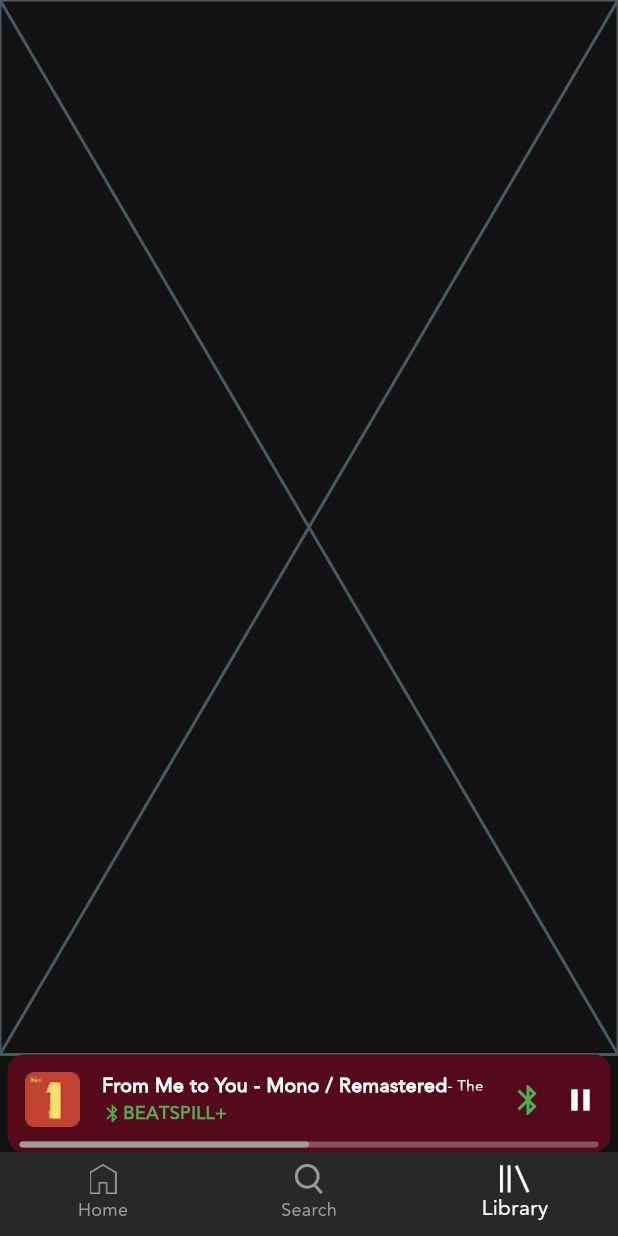
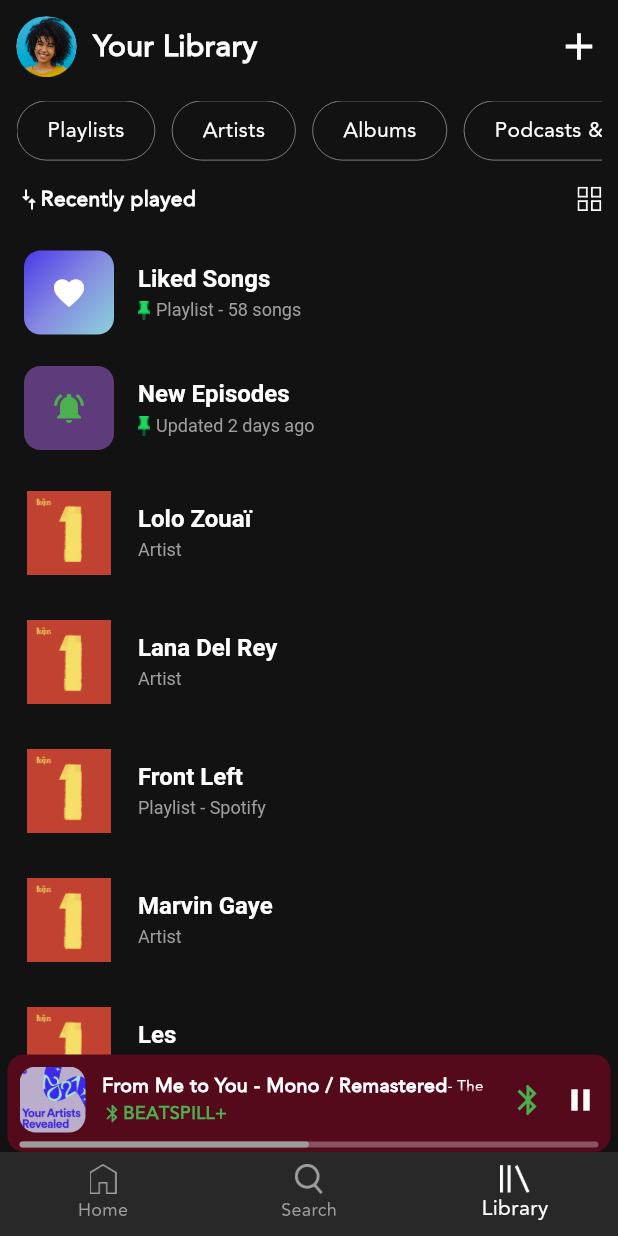
Before and after one commit to ahmed04raxa/spotify, a Flutter app: the screen it shows after launch, item 3 of the bottom bar chosen, on a phone screen of 412 x 824 dp. Run offline on Flutter 3.47's test engine with Material 3 defaults, Android fonts, the phone set to English and light mode, and no system bars; our stand-ins replace flutter_svg, palette_generator.

Commit message:
Library Screen

```diff
--- /dev/null
+++ b/lib/ui/custom_widgets/my_library_liked_widget.dart
@@ -0,0 +1,62 @@
+import 'package:flutter/material.dart';
+import 'package:spotifyuiclone/domain/ui_helper.dart';
+
+class MyLibraryLikedWidget extends StatelessWidget {
+  bool isLeadingGradient;
+  List<Color>? mGradientColors;
+  Color? solidColor;
+  IconData mLeadingIcon;
+  Color mLeadingIconColor;
+  String mTitle;
+  String mSubTitle;
+
+  MyLibraryLikedWidget({
+    this.mLeadingIconColor = Colors.white,
+    this.mLeadingIcon = Icons.favorite,
+    this.solidColor,
+    this.isLeadingGradient = false,
+    this.mGradientColors,
+    required this.mTitle,
+    required this.mSubTitle,
+  });
+
+  @override
+  Widget build(BuildContext context) {
+    return ListTile(
+      leading: Container(
+        width: 60,
+        height: 60,
+        decoration: BoxDecoration(
+          borderRadius: BorderRadius.circular(11),
+          gradient: isLeadingGradient
+              ? LinearGradient(
+                  colors:
+                      mGradientColors ??
+                      [Color(0XFF4A39EA), Color(0XFF868AE1), Color(0XFF89D4DB)],
+                  begin: Alignment.topLeft,
+                  end: Alignment.bottomRight,
+                )
+              : null,
+          color: solidColor ?? Color(0XFF5E3B7A),
+        ),
+        child: Icon(mLeadingIcon, color: mLeadingIconColor),
+      ),
+      title: Text(mTitle),
+      titleTextStyle: TextStyle(
+        color: Colors.white,
+        fontSize: 16,
+        fontWeight: FontWeight.bold,
+      ),
+      subtitleTextStyle: TextStyle(color: Colors.grey,fontSize: 12),
+      subtitle: Row(
+        children: [
+          Image.asset("assets/images/pin.png"),
+          mSpacer(
+            mWidth: 4
+          ),
+          Text(mSubTitle)
+        ],
+      ) ,
+    );
+  }
+}
--- /dev/null
+++ b/lib/ui/custom_widgets/type_chipwidget.dart
@@ -0,0 +1,25 @@
+import 'package:flutter/material.dart';
+
+class TypeChipWidget extends StatelessWidget {
+  String typeName;
+
+  TypeChipWidget({super.key, required this.typeName});
+
+  @override
+  Widget build(BuildContext context) {
+    return Container(
+      margin: EdgeInsets.only(right: 11),
+      padding: EdgeInsets.symmetric(horizontal: 20),
+      decoration: BoxDecoration(
+        borderRadius: BorderRadius.circular(100),
+        border: Border.all(color: Colors.grey, width: 0.5),
+      ),
+      child: Center(
+        child: Text(
+          typeName,
+          style: TextStyle(color: Colors.white, fontSize: 14),
+        ),
+      ),
+    );
+  }
+}
--- a/lib/ui/dashboard/dashboard_screen.dart
+++ b/lib/ui/dashboard/dashboard_screen.dart
@@ -37,7 +37,7 @@
               albumTitle: "The Beatles",
               bgColor: Color(0XFF550A1C),
               thumbnailPath:
-                  "assets/images/Screen Shot 2021-12-08 at 13.39 1.png",
+                  "assets/images/Screen Shot 2021-12-07 at 14.17 1.png",
             ),
           ),
         ],
--- a/lib/ui/dashboard/navigations/home_bottom_nav.dart
+++ b/lib/ui/dashboard/navigations/home_bottom_nav.dart
@@ -57,7 +57,8 @@
     return SafeArea(
       child: Scaffold(
         backgroundColor: AppColors.blackColor,
-        body: Column(
+        body: SingleChildScrollView(
+          child: Column(
             children: [
               mSpacer(),
               recentlyPlayedUi(),
@@ -70,6 +71,7 @@
               mSpacer(),
               editorsPickUi(),
             ],
+          ),
         ),
       ),
     );
@@ -194,6 +196,7 @@
       child: ListView.builder(
         scrollDirection: Axis.horizontal,
         itemCount: mReviewListUi.length,
+        physics: NeverScrollableScrollPhysics(),
         itemBuilder: (_, index) {
           return Padding(
             padding: EdgeInsets.symmetric(horizontal: 11),
--- a/lib/ui/dashboard/navigations/library_bottom_nav.dart
+++ b/lib/ui/dashboard/navigations/library_bottom_nav.dart
@@ -1,4 +1,10 @@
 import 'package:flutter/material.dart';
+import 'package:flutter_svg/flutter_svg.dart';
+import 'package:spotifyuiclone/ui/custom_widgets/my_library_liked_widget.dart';
+import 'package:spotifyuiclone/ui/custom_widgets/type_chipwidget.dart';
+
+import '../../../domain/app_colors.dart';
+import '../../../domain/ui_helper.dart';
 
 class LibraryBottomNav extends StatefulWidget {
   const LibraryBottomNav({super.key});
@@ -8,8 +14,180 @@
 }
 
 class _LibraryBottomNavState extends State<LibraryBottomNav> {
+  List<String> mTypes = ["Playlists", "Artists", "Albums", "Podcasts & shows"];
+  List<Map<String, dynamic>> mList = [
+    {
+      "imgPath": "assets/images/Screen Shot 2021-12-08 at 13.39 2.png",
+      "title": "Lolo Zouaï",
+      "subTitle": "Artist",
+    },
+    {
+      "imgPath": "assets/images/Screen Shot 2021-12-08 at 13.39 2.png",
+      "title": "Lana Del Rey",
+      "subTitle": "Artist",
+    },
+    {
+      "imgPath": "assets/images/Screen Shot 2021-12-08 at 13.39 2.png",
+      "title": "Front Left",
+      "subTitle": "Playlist - Spotify",
+    },
+    {
+      "imgPath": "assets/images/Screen Shot 2021-12-08 at 13.39 2.png",
+      "title": "Marvin Gaye",
+      "subTitle": "Artist",
+    },
+    {
+      "imgPath": "assets/images/Screen Shot 2021-12-08 at 13.39 2.png",
+      "title": "Les",
+      "subTitle": "Song - Childish Gambino",
+    },
+  ];
   @override
   Widget build(BuildContext context) {
-    return const Placeholder();
+    return SafeArea(
+      child: Scaffold(
+        backgroundColor: AppColors.blackColor,
+        body: Column(
+          children: [
+            mSpacer(),
+            titleUI(),
+            mSpacer(mHeight: 16),
+            typeChipUI(),
+            mSpacer(mHeight: 16),
+            recentlyPlayedTitle(),
+            Expanded(
+              child: SingleChildScrollView(
+                child: Column(
+                  children: [
+                    mSpacer(mHeight: 16),
+                    MyLibraryLikedWidget(
+                      mTitle: "Liked Songs",
+                      mSubTitle: "Playlist - 58 songs",
+                      isLeadingGradient: true,
+                    ),
+                    mSpacer(mHeight: 5),
+                    MyLibraryLikedWidget(
+                      mTitle: "New Episodes",
+                      mSubTitle: "Updated 2 days ago",
+                      isLeadingGradient: false,
+                      mLeadingIcon: Icons.notifications_active,
+                      mLeadingIconColor: Colors.green,
+                    ),
+                    mSpacer(),
+                    ListView.builder(
+                      itemCount: mList.length,
+                      shrinkWrap: true,
+                      physics: NeverScrollableScrollPhysics(),
+                      itemBuilder: (_, index) {
+                        return Column(
+                          children: [
+                            ListTile(
+                              leading: Image.asset(
+                                mList[index]['imgPath'],
+                                width: 60,
+                                height: 60,
+                              ),
+                              title: Text(mList[index]['title']),
+                              subtitle: Text(mList[index]['subTitle']),
+                              titleTextStyle: TextStyle(
+                                color: Colors.white,
+                                fontSize: 16,
+                                fontWeight: FontWeight.bold,
+                              ),
+                              subtitleTextStyle: TextStyle(
+                                color: Colors.grey,
+                                fontSize: 12,
+                              ),
+                            ),
+                            mSpacer(mHeight: 14),
+                          ],
+                        );
+                      },
+                    ),
+                  ],
+                ),
+              ),
+            ),
+          ],
+        ),
+      ),
+    );
+  }
+
+  Widget titleUI() {
+    return Padding(
+      padding: EdgeInsets.symmetric(horizontal: 11.0),
+      child: Row(
+        mainAxisAlignment: MainAxisAlignment.center,
+        children: [
+          Container(
+            decoration: BoxDecoration(shape: BoxShape.circle),
+            child: CircleAvatar(
+              radius: 20,
+              child: Image.asset(
+                "assets/images/image 2.png",
+                width: 200,
+                height: 200,
+              ),
+            ),
+          ),
+          mSpacer(),
+          Text(
+            "Your Library",
+            style: TextStyle(
+              color: Colors.white,
+              fontSize: 20,
+              fontWeight: FontWeight.bold,
+            ),
+          ),
+          Spacer(),
+          Icon(Icons.add, color: Colors.white, size: 30),
+        ],
+      ),
+    );
+  }
+
+  Widget typeChipUI() {
+    return Padding(
+      padding: EdgeInsets.symmetric(horizontal: 11),
+      child: SizedBox(
+        height: 40,
+        child: ListView.builder(
+          itemCount: mTypes.length,
+          scrollDirection: Axis.horizontal,
+          itemBuilder: (_, index) {
+            return TypeChipWidget(typeName: mTypes[index]);
+          },
+        ),
+      ),
+    );
+  }
+
+  Widget recentlyPlayedTitle() {
+    return Padding(
+      padding: EdgeInsets.symmetric(horizontal: 11.0),
+      child: Row(
+        children: [
+          RotatedBox(
+            quarterTurns: 3,
+            child: Icon(
+              Icons.compare_arrows_rounded,
+              color: Colors.white,
+              size: 16,
+            ),
+          ),
+          Text(
+            "Recently played",
+            style: TextStyle(
+              color: Colors.white,
+              fontSize: 14,
+              fontWeight: FontWeight.bold,
+            ),
+          ),
+          Spacer(),
+          SvgPicture.asset("assets/svg/Component 17.svg"),
+        ],
+      ),
+    );
   }
 }
```
Also changed, not shown: assets/images/Screen Shot 2021-12-09 at 12.26 1.png (added), assets/images/image 2.png (added), assets/images/pin.png (added), assets/svg/Component 17.svg (added), assets/svg/arrow-narrow-down 2.svg (added). Lines whose indentation alone changed are shown as unchanged.
